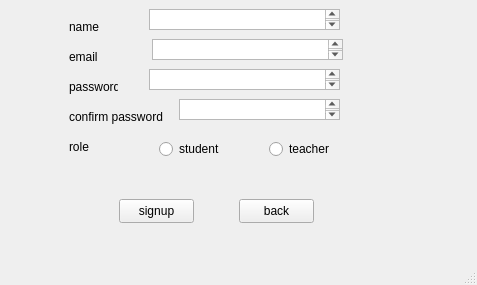
Qt form Educational-Management-System/mainwindow.ui (abdsaber000/Educational-Management-System-GUI) before a commit.
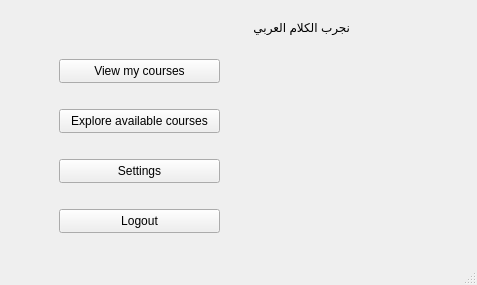
The same form after that commit.

Commit message: Add Dashboard Screen

```diff
--- a/Educational-Management-System/mainwindow.ui
+++ b/Educational-Management-System/mainwindow.ui
@@ -24,7 +24,7 @@
      </rect>
     </property>
     <property name="currentIndex">
-     <number>2</number>
+     <number>3</number>
     </property>
     <widget class="QWidget" name="WelcomeScreen">
      <widget class="QLabel" name="WelcomeLabel_WelcomeScreen">
@@ -300,6 +300,73 @@
       </property>
      </widget>
     </widget>
+    <widget class="QWidget" name="DashboardScreen">
+     <widget class="QLabel" name="WelcomeLabel_DashboardScreen">
+      <property name="geometry">
+       <rect>
+        <x>50</x>
+        <y>20</y>
+        <width>291</width>
+        <height>16</height>
+       </rect>
+      </property>
+      <property name="text">
+       <string>نجرب الكلام العربي</string>
+      </property>
+     </widget>
+     <widget class="QPushButton" name="ViewCoursesButton_DashboardScreen">
+      <property name="geometry">
+       <rect>
+        <x>50</x>
+        <y>60</y>
+        <width>161</width>
+        <height>24</height>
+       </rect>
+      </property>
+      <property name="text">
+       <string>View my courses</string>
+      </property>
+     </widget>
+     <widget class="QPushButton" name="ExploreCoursesButton_DashboardScreen">
+      <property name="geometry">
+       <rect>
+        <x>50</x>
+        <y>110</y>
+        <width>161</width>
+        <height>24</height>
+       </rect>
+      </property>
+      <property name="text">
+       <string>Explore available courses</string>
+      </property>
+     </widget>
+     <widget class="QPushButton" name="SettingsButton_DashboardScreen">
+      <property name="geometry">
+       <rect>
+        <x>50</x>
+        <y>160</y>
+        <width>161</width>
+        <height>24</height>
+       </rect>
+      </property>
+      <property name="text">
+       <string>Settings</string>
+      </property>
+     </widget>
+     <widget class="QPushButton" name="LogoutButton_DashboardScreen">
+      <property name="geometry">
+       <rect>
+        <x>50</x>
+        <y>210</y>
+        <width>161</width>
+        <height>24</height>
+       </rect>
+      </property>
+      <property name="text">
+       <string>Logout</string>
+      </property>
+     </widget>
+    </widget>
    </widget>
   </widget>
   <widget class="QMenuBar" name="menubar">
```
The commit also changes 11 other files.
